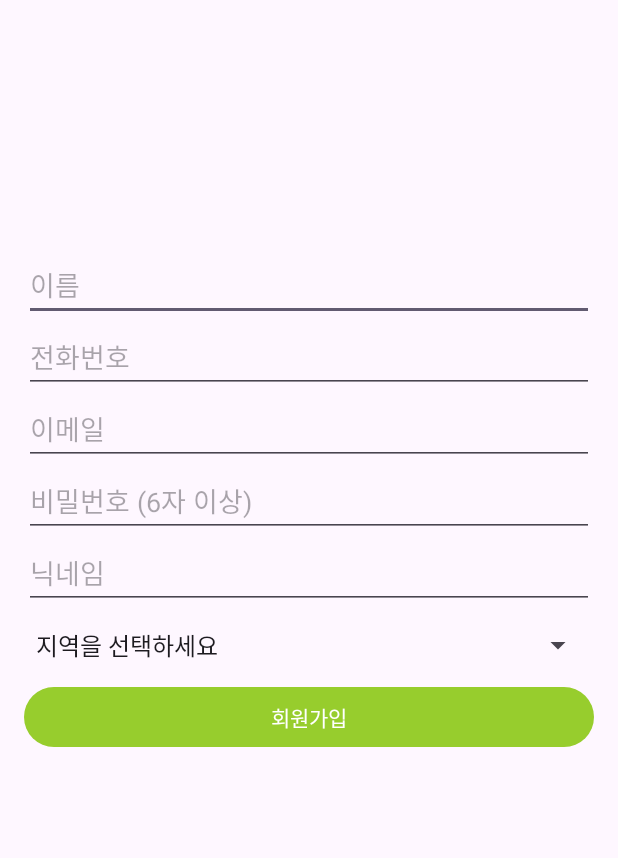
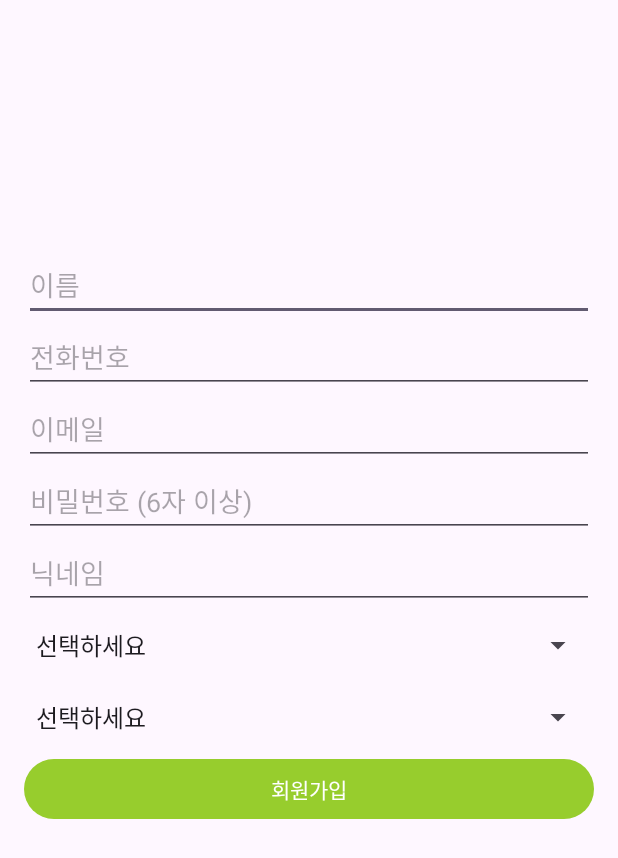
Before and after one commit to jwjang126/SinnaMarket, an Android app: the screen it shows after launch (SignUpActivity), after a tap on "회원가입", on a phone screen of 412 x 824 dp. Shown: the top 858 px of the screen. Run offline under Robolectric (Android 15) with nearby library versions, the phone set to English and light mode, and no system bars; our stand-ins replace Firebase (no records; nobody signed in at launch, a user with empty details on screens opened directly).

Commit message:
region: district, dong

```diff
--- a/app/src/main/java/com/motungi/sinnamarket/auth/SignUpActivity.kt
+++ b/app/src/main/java/com/motungi/sinnamarket/auth/SignUpActivity.kt
@@ -4,6 +4,7 @@ import android.annotation.SuppressLint
 import android.content.Intent
 import android.os.Bundle
 import android.util.Log
+import android.view.View
 import android.widget.*
 import androidx.appcompat.app.AppCompatActivity
 import com.google.firebase.auth.FirebaseAuth
@@ -30,13 +31,39 @@ class SignUpActivity : AppCompatActivity() {
         val etEmail = findViewById<EditText>(R.id.etEmail)
         val etPassword = findViewById<EditText>(R.id.etPassword)
         val etNickname = findViewById<EditText>(R.id.etNickname)
-        val spinnerRegion = findViewById<Spinner>(R.id.spinnerRegion)
+        val spinnerDistrict = findViewById<Spinner>(R.id.spinnerDistrict)
+        val spinnerDong = findViewById<Spinner>(R.id.spinnerDong)
         val btnSignUp = findViewById<Button>(R.id.btnSignUp)
 
-        // 지역 스피너 설정
-        val regions = listOf("지역을 선택하세요", "중구", "동구", "서구", "남구", "북구", "수성구", "달서구", "달성군", "군위군")
-        val adapter = ArrayAdapter(this, android.R.layout.simple_spinner_dropdown_item, regions)
-        spinnerRegion.adapter = adapter
+        // 1. 구 리스트
+        val districtList = listOf("선택하세요", "중구", "동구", "서구", "남구", "북구", "수성구", "달서구", "달성군", "군위군")
+        val districtAdapter = ArrayAdapter(this, android.R.layout.simple_spinner_dropdown_item, districtList)
+        spinnerDistrict.adapter = districtAdapter
+
+// 2. 구-동 매핑
+        val dongMap = mapOf(
+            "중구" to listOf("선택하세요", "동인동", "삼덕동", "성내동", "대신동", "남산동", "대봉동"),
+            "동구" to listOf("선택하세요", "신암동", "신천동", "효목동", "도평동", "불로봉무동", "지저동", "동촌동", "방촌동", "해안동", "안심동", "혁신동", "공산동"),
+            "서구" to listOf("선택하세요", "내당동", "비산동", "평리동", "상중이동", "원대동"),
+            "남구" to listOf("선택하세요", "이천동", "봉덕동", "대명동"),
+            "북구" to listOf("선택하세요", "고성동", "칠성동", "침산동", "노원동", "산격동", "복현동", "대현동", "검단동", "무태조야동", "관문동", "태전동", "구암동", "관음동", "읍내동", "동촌동", "국우동"),
+            "수성구" to listOf("선택하세요", "범어동", "만촌동", "수성동", "황금동", "중동", "상동", "파동", "두산동", "지산동", "범물동", "고산동"),
+            "달서구" to listOf("선택하세요", "성당동", "두류동", "본리동", "감삼동", "죽전동", "장기동", "용산동", "이곡동", "신당동", "월성동", "진천동", "유천동", "상인동", "도원동", "송현동", "본동"),
+            "달성군" to listOf("선택하세요", "화원읍", "논공읍", "다사읍", "유가읍", "옥포읍", "현풍읍", "가창면", "하빈면", "구지면"),
+            "군위군" to listOf("선택하세요", "군위읍", "소보면", "효령면", "부계면", "우보면", "의흥면", "산성면", "삼국유사면")
+        )
+
+// 3. 구 선택 시 해당 동 리스트 적용
+        spinnerDistrict.onItemSelectedListener = object : AdapterView.OnItemSelectedListener {
+            override fun onItemSelected(parent: AdapterView<*>?, view: View?, position: Int, id: Long) {
+                val selectedDistrict = districtList[position]
+                val dongList = dongMap[selectedDistrict] ?: listOf("선택하세요")
+                val dongAdapter = ArrayAdapter(this@SignUpActivity, android.R.layout.simple_spinner_dropdown_item, dongList)
+                spinnerDong.adapter = dongAdapter
+            }
+
+            override fun onNothingSelected(parent: AdapterView<*>?) {}
+        }
 
         // 회원가입
         btnSignUp.setOnClickListener {
@@ -45,7 +72,12 @@ class SignUpActivity : AppCompatActivity() {
             val email = etEmail.text.toString()
             val password = etPassword.text.toString()
             val nickname = etNickname.text.toString()
-            val region = spinnerRegion.selectedItem.toString()
+            val district = spinnerDistrict.selectedItem.toString()
+            val dong = spinnerDong.selectedItem.toString()
+            val region = mapOf(
+                "district" to district,
+                "dong" to dong
+            )
 
             if (name.isEmpty() || phonenumber.isEmpty() || email.isEmpty() || password.isEmpty() || nickname.isEmpty()) {
                 Toast.makeText(this, "모든 정보를 입력하세요.", Toast.LENGTH_SHORT).show()
@@ -70,42 +102,6 @@ class SignUpActivity : AppCompatActivity() {
                     createAccountAndSaveUser(name, phonenumber, email, password, nickname, region)
                 }
         }
-
-        fun createAccountAndSaveUser(
-            name: String,
-            phonenumber: String,
-            email: String,
-            password: String,
-            nickname: String,
-            region: String
-        ) {
-            auth.createUserWithEmailAndPassword(email, password)
-                .addOnSuccessListener {
-                    val uid = auth.currentUser!!.uid
-                    val user = hashMapOf(
-                        "name" to name,
-                        "phonenumber" to phonenumber,
-                        "email" to email,
-                        "nickname" to nickname,
-                        "region" to region,
-                        "location" to hashMapOf("lat" to 0.0, "lng" to 0.0),
-                        "rating" to 0.0,
-                        "is_blocked" to false
-                    )
-                    db.collection("users").document(uid).set(user)
-                        .addOnSuccessListener {
-                            Toast.makeText(this, "회원가입이 완료되었습니다", Toast.LENGTH_SHORT).show()
-                            startActivity(Intent(this, MainActivity::class.java))
-                            finish()
-                        }
-                        .addOnFailureListener {//DB 저장 실패
-                            Toast.makeText(this, "오류: ${it.message}", Toast.LENGTH_SHORT).show()
-                        }
-                }
-                .addOnFailureListener {//회원가입 실패
-                    Toast.makeText(this, "오류: ${it.message}", Toast.LENGTH_SHORT).show()
-                }
-        }
     }
 
     private fun createAccountAndSaveUser(
@@ -114,7 +110,7 @@ class SignUpActivity : AppCompatActivity() {
         email: String,
         password: String,
         nickname: String,
-        region: String
+        region: Map<String, String>
     ) {
         auth.createUserWithEmailAndPassword(email, password)
             .addOnSuccessListener {
--- a/app/src/main/java/com/motungi/sinnamarket/splash/SplashActivity.kt
+++ b/app/src/main/java/com/motungi/sinnamarket/splash/SplashActivity.kt
@@ -3,27 +3,17 @@ package com.motungi.sinnamarket.splash
 import android.content.Intent
 import android.os.Bundle
 import android.os.Handler
-import android.os.Looper
 import androidx.appcompat.app.AppCompatActivity
-import com.google.firebase.auth.FirebaseAuth
 import com.motungi.sinnamarket.R
 import com.motungi.sinnamarket.auth.LoginActivity
-import com.motungi.sinnamarket.main.MainActivity
 
 class SplashActivity : AppCompatActivity() {
     override fun onCreate(savedInstanceState: Bundle?) {
         super.onCreate(savedInstanceState)
         setContentView(R.layout.activity_splash)
 
-        val auth = FirebaseAuth.getInstance()
-        val currentUser = auth.currentUser
-
-        Handler(Looper.getMainLooper()).postDelayed({
-            if (currentUser != null) {
-                startActivity(Intent(this, MainActivity::class.java))
-            } else {
-                startActivity(Intent(this, LoginActivity::class.java))
-            }
+        Handler().postDelayed({
+            startActivity(Intent(this, LoginActivity::class.java))
             finish()
         }, 2000) // 2초 후 로그인 화면으로
     }
--- a/app/src/main/res/layout/activity_sign_up.xml
+++ b/app/src/main/res/layout/activity_sign_up.xml
@@ -40,10 +40,17 @@
             android:hint="닉네임"
             android:layout_width="match_parent"
             android:layout_height="wrap_content"/>
+
         <Spinner
-            android:id="@+id/spinnerRegion"
+            android:id="@+id/spinnerDistrict"
             android:layout_width="match_parent"
-            android:layout_height="wrap_content"/>
+            android:layout_height="wrap_content" />
+
+        <Spinner
+            android:id="@+id/spinnerDong"
+            android:layout_width="match_parent"
+            android:layout_height="wrap_content" />
+
         <com.google.android.material.button.MaterialButton
             android:id="@+id/btnSignUp"
             android:text="회원가입"
```
